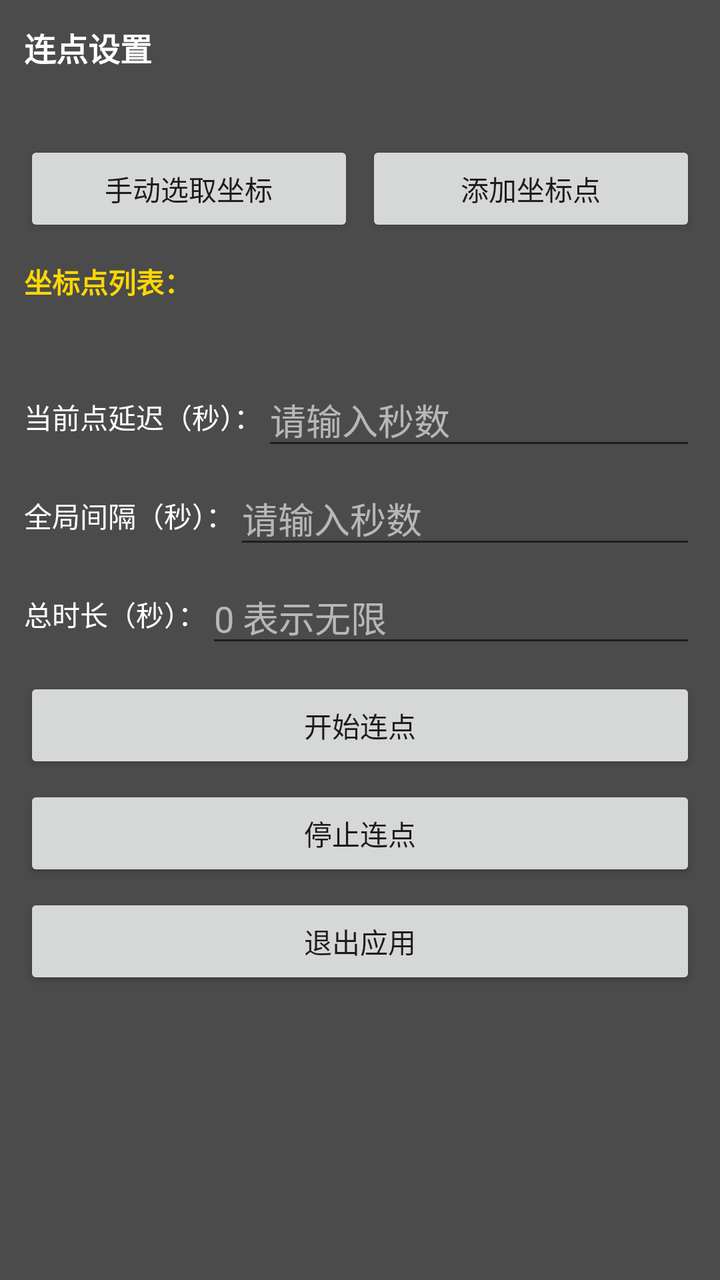
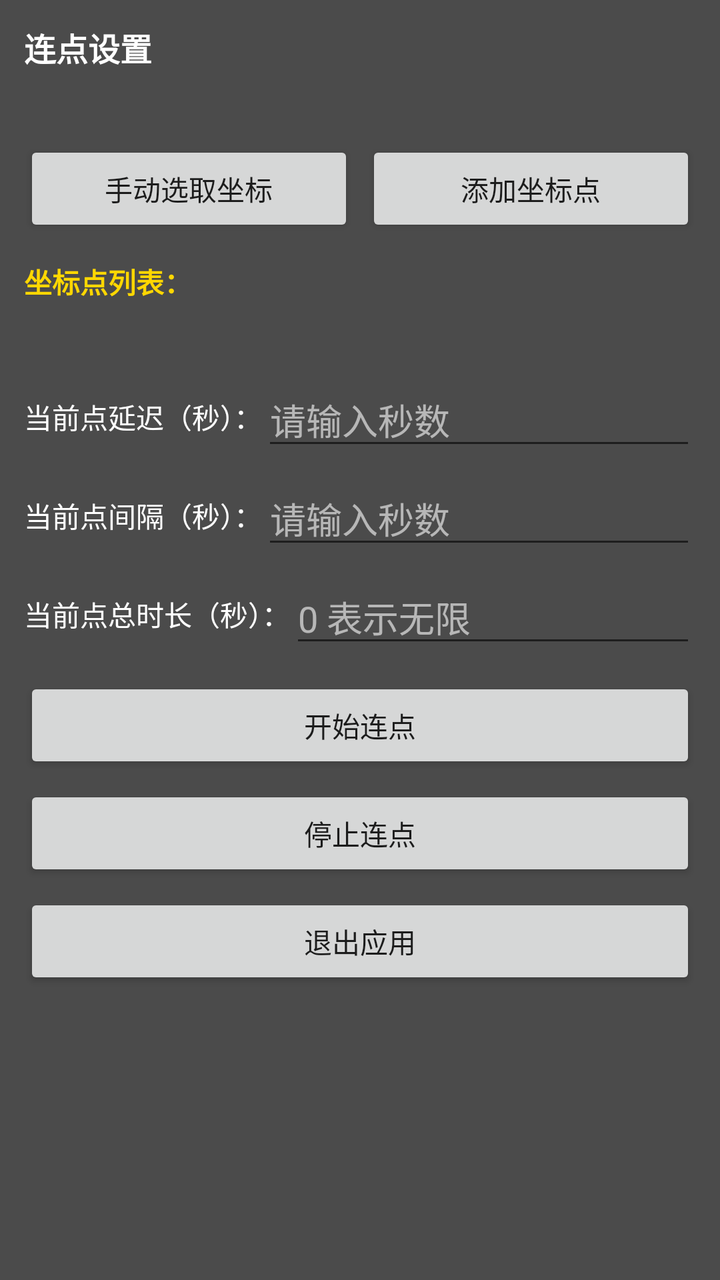

Before-and-after screenshots of an Android layout around one commit, followed by the original layout XML and the change that was made.
<!-- AndroidManifest.xml: application theme Theme.AutoClicker -->
<!-- res/layout/view_overlay_panel.xml -->
<?xml version="1.0" encoding="utf-8"?>
<ScrollView xmlns:android="http://schemas.android.com/apk/res/android"
    android:layout_width="320dp"
    android:layout_height="wrap_content"
    android:background="#CC1E1E1E"
    android:orientation="vertical"
    android:padding="12dp">

    <LinearLayout
        android:layout_width="match_parent"
        android:layout_height="wrap_content"
        android:orientation="vertical">

        <TextView
            android:id="@+id/panelTitle"
            android:layout_width="wrap_content"
            android:layout_height="wrap_content"
            android:text="@string/panel_title"
            android:textColor="#FFFFFF"
            android:textSize="16sp"
            android:textStyle="bold" />

        <TextView
            android:id="@+id/coordText"
            android:layout_width="wrap_content"
            android:layout_height="wrap_content"
            android:layout_marginTop="10dp"
            android:textColor="#FFFFFF"
            android:textSize="14sp" />

        <LinearLayout
            android:layout_width="match_parent"
            android:layout_height="wrap_content"
            android:orientation="horizontal"
            android:layout_marginTop="6dp">

            <Button
                android:id="@+id/pickCoordBtn"
                android:layout_width="0dp"
                android:layout_height="wrap_content"
                android:layout_weight="1"
                android:text="@string/pick_coord_btn" />

            <Button
                android:id="@+id/addPointBtn"
                android:layout_width="0dp"
                android:layout_height="wrap_content"
                android:layout_weight="1"
                android:text="添加坐标点"
                android:layout_marginStart="6dp" />
        </LinearLayout>

        <TextView
            android:layout_width="wrap_content"
            android:layout_height="wrap_content"
            android:layout_marginTop="12dp"
            android:text="坐标点列表："
            android:textColor="#FFD700"
            android:textSize="14sp"
            android:textStyle="bold" />

        <LinearLayout
            android:id="@+id/pointsContainer"
            android:layout_width="match_parent"
            android:layout_height="wrap_content"
            android:orientation="vertical"
            android:layout_marginTop="6dp" />

        <TextView
            android:id="@+id/selectedPointText"
            android:layout_width="wrap_content"
            android:layout_height="wrap_content"
            android:layout_marginTop="8dp"
            android:textColor="#FFE082"
            android:textSize="13sp" />

        <LinearLayout
            android:layout_width="match_parent"
            android:layout_height="wrap_content"
            android:layout_marginTop="4dp"
            android:gravity="center_vertical"
            android:orientation="horizontal">

            <TextView
                android:layout_width="wrap_content"
                android:layout_height="wrap_content"
                android:text="@string/delay_input_label"
                android:textColor="#FFFFFF"
                android:textSize="14sp" />

            <EditText
                android:id="@+id/delayInput"
                android:layout_width="0dp"
                android:layout_height="wrap_content"
                android:layout_weight="1"
                android:digits="0123456789."
                android:hint="@string/time_input_hint"
                android:inputType="numberDecimal"
                android:maxLines="1"
                android:selectAllOnFocus="true"
                android:textColor="#FFFFFF"
                android:textColorHint="#99FFFFFF" />
        </LinearLayout>

        <LinearLayout
            android:layout_width="match_parent"
            android:layout_height="wrap_content"
            android:layout_marginTop="6dp"
            android:gravity="center_vertical"
            android:orientation="horizontal">

            <TextView
                android:layout_width="wrap_content"
                android:layout_height="wrap_content"
                android:text="@string/interval_input_label"
                android:textColor="#FFFFFF"
                android:textSize="14sp" />

            <EditText
                android:id="@+id/intervalInput"
                android:layout_width="0dp"
                android:layout_height="wrap_content"
                android:layout_weight="1"
                android:digits="0123456789."
                android:hint="@string/time_input_hint"
                android:inputType="numberDecimal"
                android:maxLines="1"
                android:selectAllOnFocus="true"
                android:textColor="#FFFFFF"
                android:textColorHint="#99FFFFFF" />
        </LinearLayout>

        <LinearLayout
            android:layout_width="match_parent"
            android:layout_height="wrap_content"
            android:layout_marginTop="6dp"
            android:gravity="center_vertical"
            android:orientation="horizontal">

            <TextView
                android:layout_width="wrap_content"
                android:layout_height="wrap_content"
                android:text="@string/duration_input_label"
                android:textColor="#FFFFFF"
                android:textSize="14sp" />

            <EditText
                android:id="@+id/durationInput"
                android:layout_width="0dp"
                android:layout_height="wrap_content"
                android:layout_weight="1"
                android:digits="0123456789."
                android:hint="@string/duration_input_hint"
                android:inputType="numberDecimal"
                android:maxLines="1"
                android:selectAllOnFocus="true"
                android:textColor="#FFFFFF"
                android:textColorHint="#99FFFFFF" />
        </LinearLayout>

        <Button
            android:id="@+id/startBtn"
            android:layout_width="match_parent"
            android:layout_height="wrap_content"
            android:layout_marginTop="10dp"
            android:text="@string/start_btn" />

        <Button
            android:id="@+id/stopBtn"
            android:layout_width="match_parent"
            android:layout_height="wrap_content"
            android:layout_marginTop="6dp"
            android:text="@string/stop_btn" />

        <Button
            android:id="@+id/exitBtn"
            android:layout_width="match_parent"
            android:layout_height="wrap_content"
            android:layout_marginTop="6dp"
            android:text="@string/exit_btn" />

    </LinearLayout>
</ScrollView>
<!-- resources referenced by this layout -->
<resources>
  <string name="delay_input_label">当前点延迟（秒）：</string>
  <string name="duration_input_hint">0 表示无限</string>
  <string name="duration_input_label">总时长（秒）：</string>
  <string name="exit_btn">退出应用</string>
  <string name="interval_input_label">全局间隔（秒）：</string>
  <string name="panel_title">连点设置</string>
  <string name="pick_coord_btn">手动选取坐标</string>
  <string name="start_btn">开始连点</string>
  <string name="stop_btn">停止连点</string>
  <string name="time_input_hint">请输入秒数</string>
  <style name="Theme.AutoClicker" parent="Theme.MaterialComponents.DayNight.DarkActionBar">
          <item name="colorPrimary">@color/purple_500</item>
          <item name="colorPrimaryVariant">@color/purple_700</item>
          <item name="android:statusBarColor" tools:targetApi="l">@color/purple_700</item>
      </style>
  <color name="purple_500">#6750A4</color>
  <color name="purple_700">#4F378B</color>
</resources>

<!-- the commit's change to res/layout/view_overlay_panel.xml (unified diff, before → after) -->
@@ -71,7 +71,7 @@
             android:layout_width="wrap_content"
             android:layout_height="wrap_content"
             android:layout_marginTop="8dp"
-            android:textColor="#FFE082"
+            android:textColor="#FF90CAF9"
             android:textSize="13sp" />
 
         <LinearLayout
<!-- resource entries referenced after the edit -->
@@ -2,9 +2,9 @@
 <resources>
   <string name="delay_input_label">当前点延迟（秒）：</string>
   <string name="duration_input_hint">0 表示无限</string>
-  <string name="duration_input_label">总时长（秒）：</string>
+  <string name="duration_input_label">当前点总时长（秒）：</string>
   <string name="exit_btn">退出应用</string>
-  <string name="interval_input_label">全局间隔（秒）：</string>
+  <string name="interval_input_label">当前点间隔（秒）：</string>
   <string name="panel_title">连点设置</string>
   <string name="pick_coord_btn">手动选取坐标</string>
   <string name="start_btn">开始连点</string>
